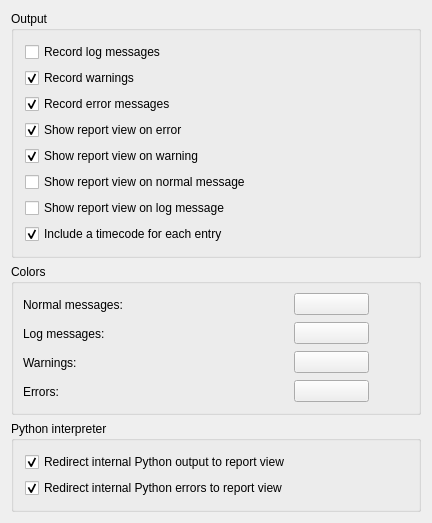
Above: src/Gui/DlgReportView.ui from southseact-3d/fcd before the change. Below: the same form after it.
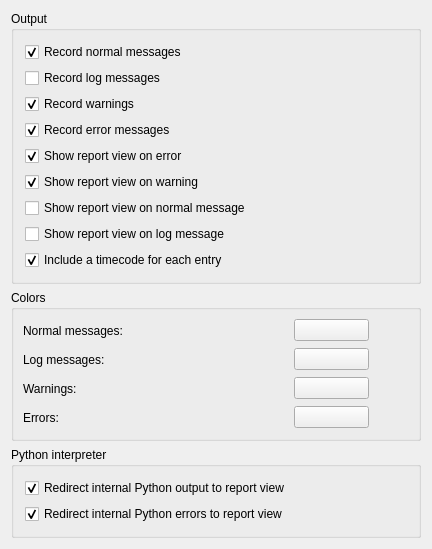
That is the form after the change. Custom widgets are drawn as their Qt base class.

Commit message: Gui: add an option to also suppress normal messages

The edit to the form file:
```diff
--- a/src/Gui/DlgReportView.ui
+++ b/src/Gui/DlgReportView.ui
@@ -33,6 +33,25 @@
        <number>11</number>
       </property>
       <item row="0" column="0">
+       <widget class="Gui::PrefCheckBox" name="checkMessage">
+        <property name="toolTip">
+         <string>Normal messages will be recorded</string>
+        </property>
+        <property name="text">
+         <string>Record normal messages</string>
+        </property>
+        <property name="checked">
+         <bool>true</bool>
+        </property>
+        <property name="prefEntry" stdset="0">
+         <cstring>checkMessage</cstring>
+        </property>
+        <property name="prefPath" stdset="0">
+         <cstring>OutputWindow</cstring>
+        </property>
+       </widget>
+      </item>
+      <item row="1" column="0">
        <widget class="Gui::PrefCheckBox" name="checkLogging">
         <property name="toolTip">
          <string>Log messages will be recorded</string>
@@ -48,7 +67,7 @@
         </property>
        </widget>
       </item>
-      <item row="1" column="0">
+      <item row="2" column="0">
        <widget class="Gui::PrefCheckBox" name="checkWarning">
         <property name="toolTip">
          <string>Warnings will be recorded</string>
@@ -67,7 +86,7 @@
         </property>
        </widget>
       </item>
-      <item row="2" column="0">
+      <item row="3" column="0">
        <widget class="Gui::PrefCheckBox" name="checkError">
         <property name="toolTip">
          <string>Error messages will be recorded</string>
@@ -86,7 +105,7 @@
         </property>
        </widget>
       </item>
-      <item row="3" column="0">
+      <item row="4" column="0">
        <widget class="Gui::PrefCheckBox" name="checkShowReportViewOnError">
         <property name="toolTip">
          <string>When an error has occurred, the Report View dialog becomes visible
@@ -106,7 +125,7 @@
         </property>
        </widget>
       </item>
-      <item row="4" column="0">
+      <item row="5" column="0">
        <widget class="Gui::PrefCheckBox" name="checkShowReportViewOnWarning">
         <property name="toolTip">
          <string>When a warning has occurred, the Report View dialog becomes visible
@@ -126,7 +145,7 @@
         </property>
        </widget>
       </item>
-      <item row="5" column="0">
+      <item row="6" column="0">
        <widget class="Gui::PrefCheckBox" name="checkShowReportViewOnNormalMessage">
         <property name="toolTip">
          <string>When a normal message has occurred, the Report View dialog becomes visible
@@ -146,7 +165,7 @@
         </property>
        </widget>
       </item>
-      <item row="6" column="0">
+      <item row="7" column="0">
        <widget class="Gui::PrefCheckBox" name="checkShowReportViewOnLogMessage">
         <property name="toolTip">
          <string>When a log message has occurred, the Report View dialog becomes visible
@@ -166,7 +185,7 @@
         </property>
        </widget>
       </item>
-      <item row="7" column="0">
+      <item row="8" column="0">
        <widget class="Gui::PrefCheckBox" name="checkShowReportTimecode">
         <property name="toolTip">
          <string>Include a timecode for each report</string>
```
The commit also changes 3 other files.
